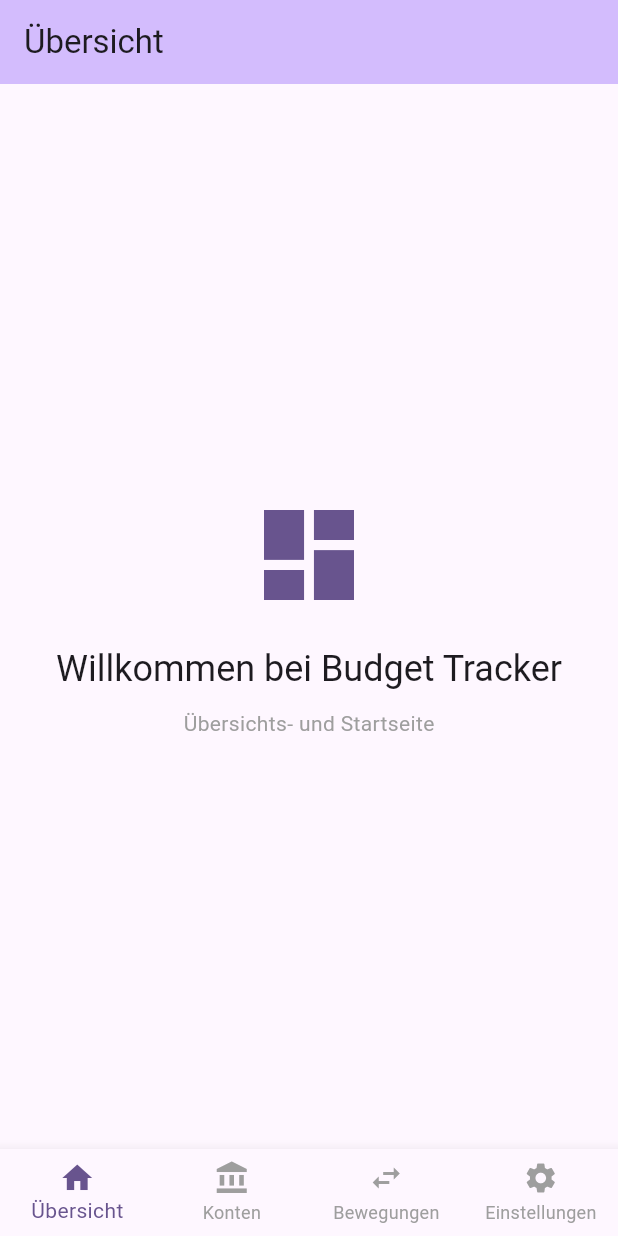
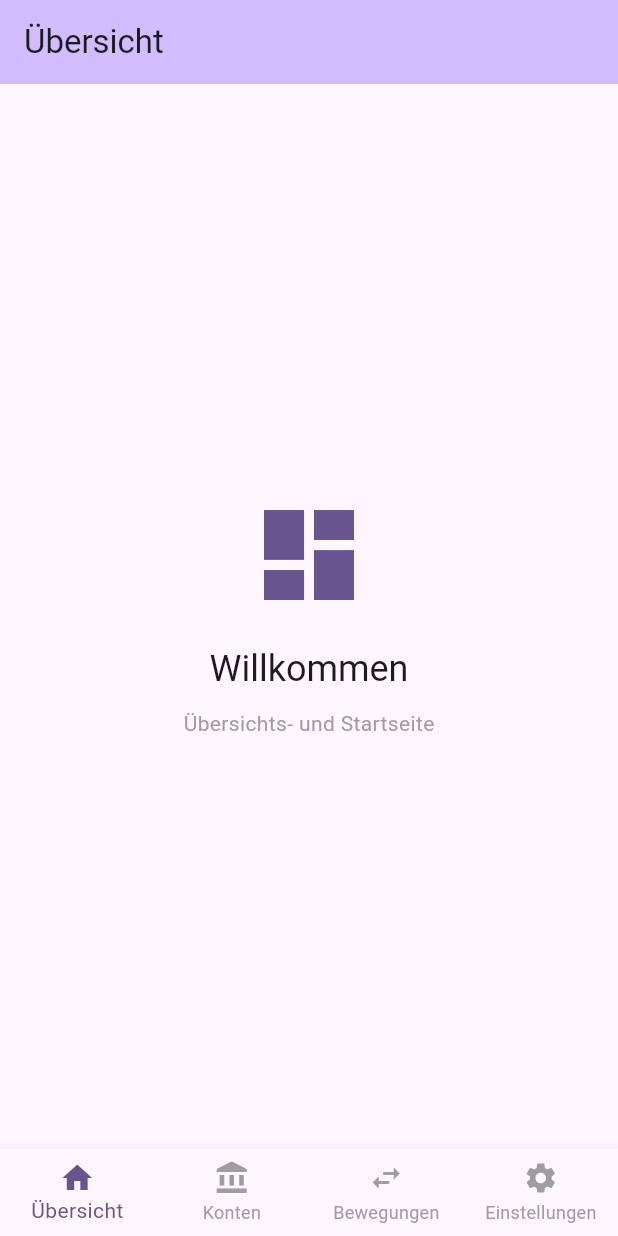
Before and after one commit to karmat75/BudgetTracker, a Flutter app: the screen it shows after launch, on a phone screen of 412 x 824 dp. Run offline on Flutter 3.47's test engine with Material 3 defaults, Android fonts, the phone set to English and light mode, and no system bars; our stand-ins replace drift; accounts and stored records are empty; generated files the repository leaves out were written again.

Commit message:
fix: Update welcome message on main page to be more concise

```diff
--- a/app/lib/Pages/MainPage/main_page.dart
+++ b/app/lib/Pages/MainPage/main_page.dart
@@ -26,7 +26,7 @@ class _MainPageState extends State<MainPage> {
             ),
             const SizedBox(height: 20),
             Text(
-              'Willkommen bei Budget Tracker',
+              'Willkommen',
               style: Theme.of(context).textTheme.headlineSmall,
             ),
             const SizedBox(height: 10),
```
